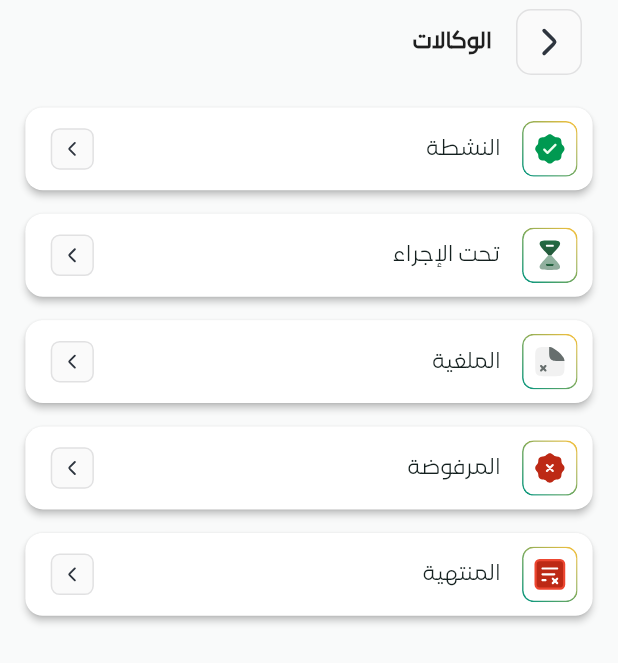
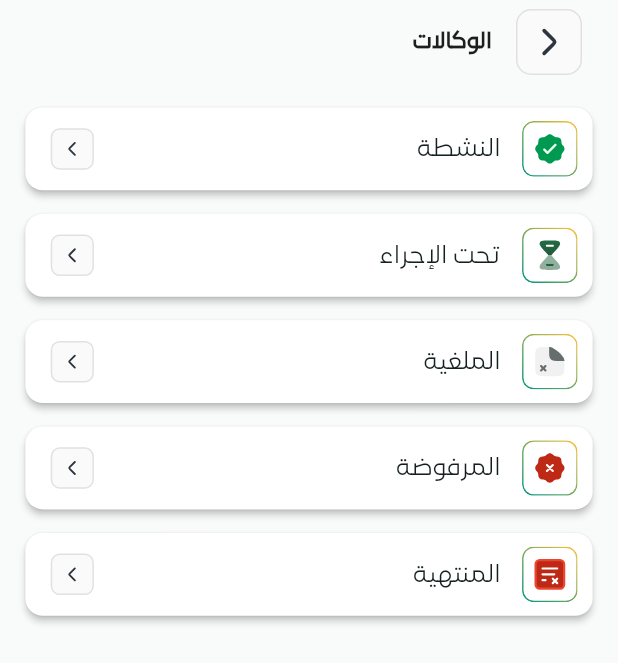
Before and after one commit to AmrHussei/falak_app, a Flutter app: the AgenciesScreen screen opened by its route, on a phone screen of 412 x 824 dp. Shown: the top 663 px of the screen. Run offline on Flutter 3.47's test engine with Material 3 defaults, Android fonts, the phone set to English and light mode, and no system bars; our stand-ins replace bloc, cached_network_image, carousel_slider, chewie, dartz, device_preview and 28 more; missing offline and left inert: dio_cache_interceptor, media_scanner; accounts and stored records are empty; network calls fail; project files that could hold a hidden picture were left out.

Commit message:
Update app icons and profile UI improvements
Replaced Android and iOS launcher icons with new assets and updated the icon configuration in flutter_launcher_icons.yaml. Improved profile and user info screens by refactoring layout, adding BlocBuilder for state management, and adjusting text styles and spacing for better consistency. Also added tap handling for auction cards and minor UI tweaks across several widgets.

```diff
--- a/lib/config/themes/light_theme.dart
+++ b/lib/config/themes/light_theme.dart
@@ -1,4 +1,5 @@
 import 'package:flutter/material.dart';
+import 'package:flutter/services.dart';
 
 ThemeData get lightTheme => ThemeData(
       // primaryColor: AppColors.primary,
@@ -164,7 +165,13 @@ ThemeData get lightTheme => ThemeData(
           borderRadius: BorderRadius.circular(5), // Rounded corners
         ),
       ),
+       appBarTheme: AppBarTheme(
+         systemOverlayStyle: SystemUiOverlayStyle(
+           statusBarColor: Colors.white,
+           statusBarIconBrightness: Brightness.dark,
+         ),
 
+         ),
       // //! Radio Theme
       // radioTheme: RadioThemeData(
       //   fillColor: WidgetStateProperty.all(AppColors.primary),
--- a/lib/core/utils/app_styles.dart
+++ b/lib/core/utils/app_styles.dart
@@ -289,6 +289,15 @@ abstract class AppStyles {
       fontWeight: FontWeight.w400,
     );
   }
+  static TextStyle styleRegular18(BuildContext context) {
+    return TextStyle(
+      height: 1.33,
+      color: AppColors.inputsPlaceholder(context),
+      fontSize: getResponsiveFontSize(context, fontSize: 18),
+      fontFamily: 'Lama Sans',
+      fontWeight: FontWeight.w400,
+    );
+  }
 
   static TextStyle styleRegular15(BuildContext context) {
     return TextStyle(
--- a/lib/core/widgets/success_bottom_sheet.dart
+++ b/lib/core/widgets/success_bottom_sheet.dart
@@ -67,7 +67,7 @@ class SuccessBottomSheet extends StatelessWidget {
             ),
           ],
           if (haveButton) ...[
-            const Spacer(),
+           16.verticalSpace,
             AppPrimaryButton(
               onPressed: () {
                 if (action != null) {
--- a/lib/features/auth/presentation/view/screens/login_screen.dart
+++ b/lib/features/auth/presentation/view/screens/login_screen.dart
@@ -14,7 +14,8 @@ class LoginScreen extends HookWidget {
   Widget build(BuildContext context) {
     final currentStep = useState(0);
     return Scaffold(
-      body: AdaptiveLayout(
+      body: SafeArea(
+        child: AdaptiveLayout(
           mobileLayout: (context) =>
               LoginMobileLayoutWidget(currentStep: currentStep),
           tabletLayout: (context) => Center(
@@ -25,6 +26,7 @@ class LoginScreen extends HookWidget {
             ),
           ),
         ),
+      ),
     );
   }
 }
--- a/lib/features/home/presentation/view/widgets/home/mazad_card_body_widget.dart
+++ b/lib/features/home/presentation/view/widgets/home/mazad_card_body_widget.dart
@@ -26,8 +26,7 @@ class MazadCardBodyWidget extends StatelessWidget {
         Padding(
           padding: EdgeInsets.symmetric(horizontal: fromDetails ? 0 : 10.w),
 
-          child: MazadImageWidget(model: model,                fromDetails: fromDetails,
-          ),
+          child: MazadImageWidget(model: model, fromDetails: fromDetails),
         ),
         6.verticalSpace,
         Padding(
--- a/lib/features/profile/presentation/view/screens/agencies_screen.dart
+++ b/lib/features/profile/presentation/view/screens/agencies_screen.dart
@@ -119,7 +119,7 @@ class AgenciesCardWidegt extends StatelessWidget {
                 12.horizontalSpace,
                 Text(
                   title,
-                  style: AppStyles.styleRegular16(
+                  style: AppStyles.styleRegular18(
                     context,
                   ).copyWith(color: AppColors.titleColor(context)),
                 ),
```
Also changed, not shown: flutter_launcher_icons.yaml (+1 -16 lines), lib/features/home/presentation/view/widgets/home/tabBar_view_body_widget.dart (+18 -4 lines), lib/features/profile/presentation/view/screens/profile_screen.dart (+6 -2 lines), lib/features/profile/presentation/view/screens/user_info_screen.dart (+2 -30 lines), lib/features/profile/presentation/view/widgets/user_info/loaded_user_info_widget.dart (+36 -33 lines), 26 other files. Lines whose indentation alone changed are shown as unchanged.
